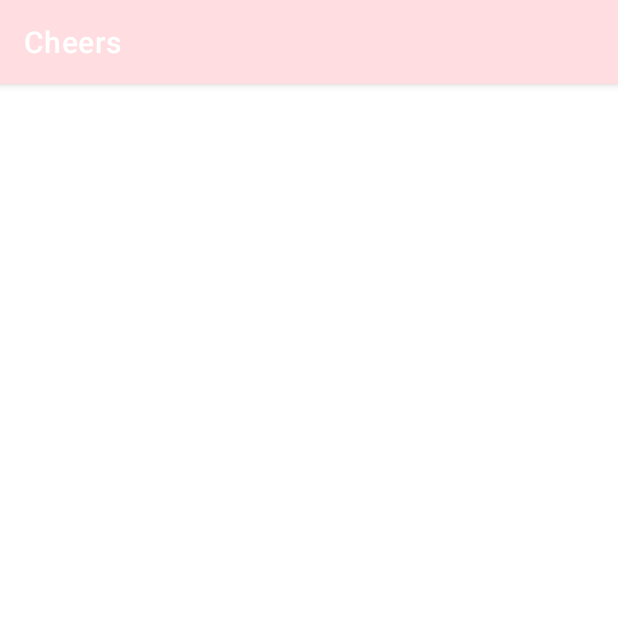
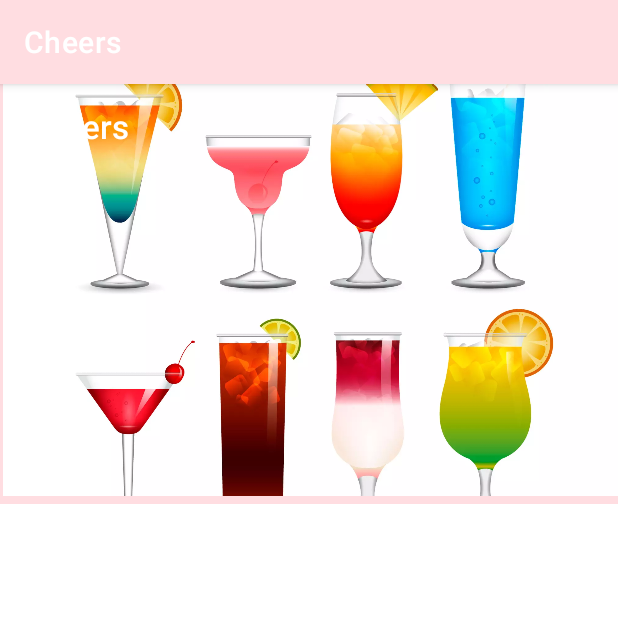
Before and after one commit to kudnx/TodaysCocktail, an Android app: the screen it shows after launch (MainActivity), on a phone screen of 412 x 824 dp, the top half of it. Run offline under Robolectric (Android 15) with nearby library versions, the phone set to English and light mode, and no system bars; pictures from the network do not load; 2 statements that could not run were skipped.

Commit message:
Implementação da Collapse bar.

```diff
--- a/app/build.gradle
+++ b/app/build.gradle
@@ -49,6 +49,7 @@ dependencies {
 
     // Room components
     implementation "androidx.room:room-ktx:$rootProject.roomVersion"
+    implementation 'androidx.coordinatorlayout:coordinatorlayout:1.1.0'
     kapt "androidx.room:room-compiler:$rootProject.roomVersion"
     androidTestImplementation "androidx.room:room-testing:$rootProject.roomVersion"
 
@@ -76,5 +77,6 @@ dependencies {
     androidTestImplementation 'androidx.test.ext:junit:1.1.2'
     androidTestImplementation 'androidx.test.espresso:espresso-core:3.3.0'
 
-
+    implementation 'com.google.android.material:material:1.0.0'
+    implementation 'androidx.legacy:legacy-support-v4:1.0.0'
 }
--- a/app/src/main/res/layout/activity_main.xml
+++ b/app/src/main/res/layout/activity_main.xml
@@ -1,5 +1,5 @@
 <?xml version="1.0" encoding="utf-8"?>
-<androidx.constraintlayout.widget.ConstraintLayout xmlns:android="http://schemas.android.com/apk/res/android"
+<androidx.coordinatorlayout.widget.CoordinatorLayout xmlns:android="http://schemas.android.com/apk/res/android"
     xmlns:app="http://schemas.android.com/apk/res-auto"
     xmlns:tools="http://schemas.android.com/tools"
     android:id="@+id/drinkContainer"
@@ -7,10 +7,60 @@
     android:layout_height="match_parent"
     tools:context=".view.MainActivity">
 
+    <com.google.android.material.appbar.AppBarLayout
+        android:id="@+id/appbar"
+        android:layout_width="match_parent"
+        android:layout_height="280dp"
+        android:fitsSystemWindows="true"
+        android:theme="@style/Widget.AppCompat.ActionBar">
+
+        <com.google.android.material.appbar.CollapsingToolbarLayout
+            android:id="@+id/collapsing_toolbar"
+            android:layout_width="match_parent"
+            android:layout_height="match_parent"
+            android:fitsSystemWindows="true"
+            android:tooltipText="Collapser Tooblar"
+            app:contentScrim="?attr/colorPrimary"
+            app:layout_scrollFlags="scroll|snap|exitUntilCollapsed">
+
+            <ImageView
+                android:layout_width="410dp"
+                android:layout_height="300dp"
+                android:layout_gravity="center|end"
+                android:layout_marginBottom="15dp"
+                android:scaleType="centerCrop"
+                android:src="@drawable/cocktails"
+                app:layout_collapseMode="parallax" />
+
+            <androidx.appcompat.widget.Toolbar
+                android:id="@+id/toolbar"
+                android:layout_width="match_parent"
+                android:layout_height="?attr/actionBarSize"
+                app:layout_collapseMode="pin">
+
+                <TextView
+                    android:layout_width="wrap_content"
+                    android:layout_height="wrap_content"
+                    android:fontFamily="sans-serif-light"
+                    android:text="@string/app_name"
+                    android:textColor="@color/white"
+                    android:textSize="22sp"
+                    android:textStyle="bold" />
+            </androidx.appcompat.widget.Toolbar>
+
+        </com.google.android.material.appbar.CollapsingToolbarLayout>
+
+    </com.google.android.material.appbar.AppBarLayout>
+
+    <androidx.core.widget.NestedScrollView
+        android:layout_width="match_parent"
+        android:layout_height="match_parent"
+        app:layout_behavior="com.google.android.material.appbar.AppBarLayout$ScrollingViewBehavior">
+
         <androidx.recyclerview.widget.RecyclerView
             android:id="@+id/items_recycler_view"
-        android:layout_width="0dp"
-        android:layout_height="0dp"
+            android:layout_width="match_parent"
+            android:layout_height="match_parent"
             app:layoutManager="androidx.recyclerview.widget.LinearLayoutManager"
             app:layout_constraintBottom_toBottomOf="parent"
             app:layout_constraintEnd_toEndOf="parent"
@@ -19,6 +69,6 @@
             app:layout_constraintTop_toTopOf="parent"
             app:layout_constraintVertical_bias="1.0"
             tools:listitem="@layout/drink_list" />
+    </androidx.core.widget.NestedScrollView>
 
-
-</androidx.constraintlayout.widget.ConstraintLayout>
+</androidx.coordinatorlayout.widget.CoordinatorLayout>
--- a/app/src/main/res/values-night/themes.xml
+++ b/app/src/main/res/values-night/themes.xml
@@ -4,11 +4,11 @@
         <!-- Primary brand color. -->
         <item name="colorPrimary">@color/light_rose</item>
         <item name="colorPrimaryVariant">@color/dark_rose</item>
-        <item name="colorOnPrimary">@color/black</item>
+        <item name="colorOnPrimary">@color/light_rose</item>
         <!-- Secondary brand color. -->
         <item name="colorSecondary">@color/teal_200</item>
         <item name="colorSecondaryVariant">@color/teal_200</item>
-        <item name="colorOnSecondary">@color/black</item>
+        <item name="colorOnSecondary">@color/light_rose</item>
         <!-- Status bar color. -->
         <item name="android:statusBarColor" tools:targetApi="l">?attr/colorPrimaryVariant</item>
         <!-- Customize your theme here. -->
--- a/app/src/main/res/values/themes.xml
+++ b/app/src/main/res/values/themes.xml
@@ -4,12 +4,12 @@
         <!-- Primary brand color. -->
         <item name="colorPrimary">@color/light_rose</item>
         <item name="colorPrimaryVariant">@color/dark_rose</item>
-        <item name="colorOnPrimary">@color/black</item>
+        <item name="colorOnPrimary">@color/light_rose</item>
         <item name="android:textColor">@color/black</item>
         <!-- Secondary brand color. -->
         <item name="colorSecondary">@color/teal_200</item>
         <item name="colorSecondaryVariant">@color/teal_700</item>
-        <item name="colorOnSecondary">@color/black</item>
+        <item name="colorOnSecondary">@color/dark_rose</item>
         <!-- Status bar color. -->
         <item name="android:statusBarColor" tools:targetApi="l">?attr/colorPrimaryVariant</item>
         <!-- Customize your theme here. -->
--- a/gradle.properties
+++ b/gradle.properties
@@ -17,3 +17,4 @@ org.gradle.jvmargs=-Xmx2048m -Dfile.encoding=UTF-8
 android.useAndroidX=true
 # Kotlin code style for this project: "official" or "obsolete":
 kotlin.code.style=official
+android.enableJetifier=true
```
Also changed, not shown: app/src/main/res/drawable-v24/cocktails.webp (added). Lines whose indentation alone changed are shown as unchanged.
